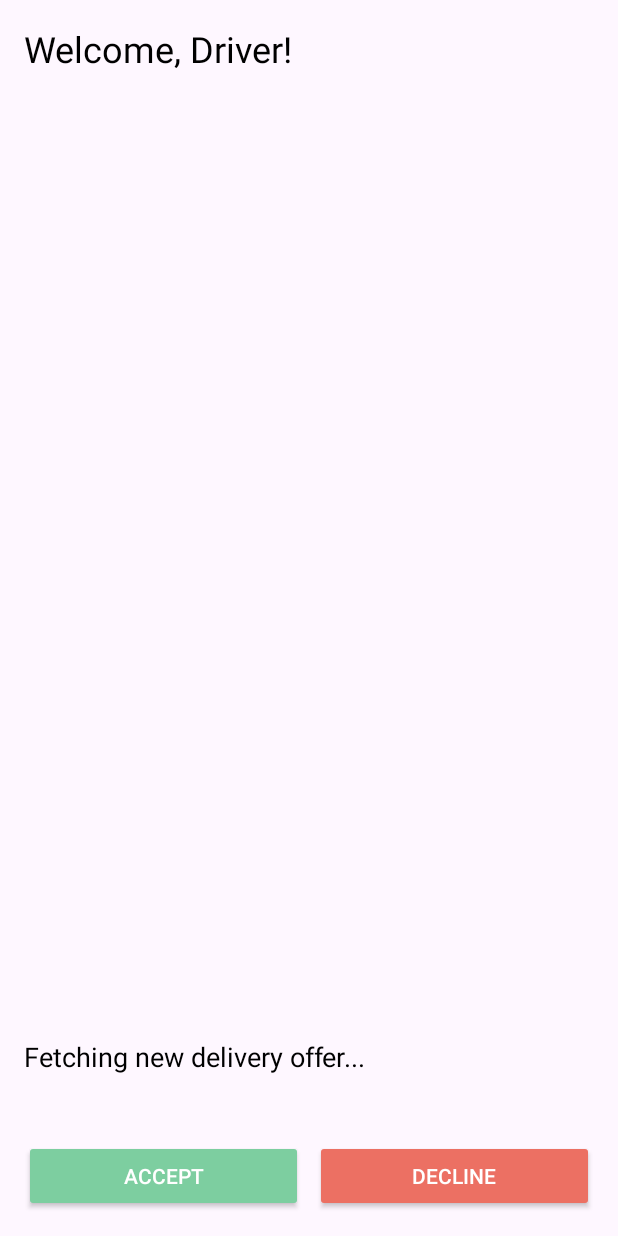
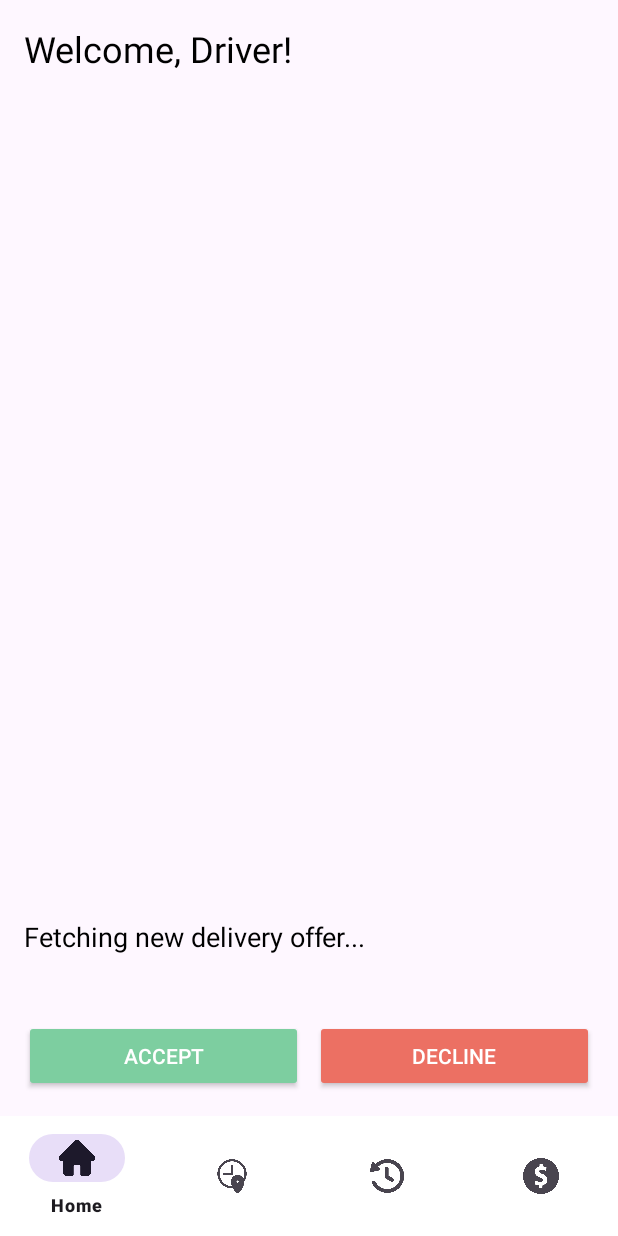
Before and after one commit to Aetthera/DeliveryApp_FinalProject_AndroidMobileDev, an Android app: the DriverHomeActivity screen opened directly, with no data from a screen before it, on a phone screen of 412 x 824 dp. Run offline under Robolectric (Android 15) with nearby library versions, the phone set to English and light mode, and no system bars; our stand-ins replace Firebase (no records; nobody signed in at launch, a user with empty details on screens opened directly).

Commit message:
nav menu added to the drivers home page

```diff
--- a/app/src/main/res/layout/activity_driver_home.xml
+++ b/app/src/main/res/layout/activity_driver_home.xml
@@ -1,5 +1,6 @@
 <LinearLayout
     xmlns:android="http://schemas.android.com/apk/res/android"
+    xmlns:app="http://schemas.android.com/apk/res-auto"
     xmlns:tools="http://schemas.android.com/tools"
     android:layout_width="match_parent"
     android:layout_height="match_parent"
@@ -75,4 +76,12 @@
         </LinearLayout>
     </LinearLayout>
 
+    <com.google.android.material.bottomnavigation.BottomNavigationView
+        android:id="@+id/bottom_navigation"
+        android:layout_width="match_parent"
+        android:layout_height="wrap_content"
+        android:layout_gravity="bottom"
+        android:background="@color/white"
+        app:menu="@menu/navigation_menu" />
+
 </LinearLayout>
```
Also changed, not shown: app/src/main/java/com/example/deliveryapp_finalproject_androidmobiledev/DriverHomeActivity.java (+18 -0 lines).
